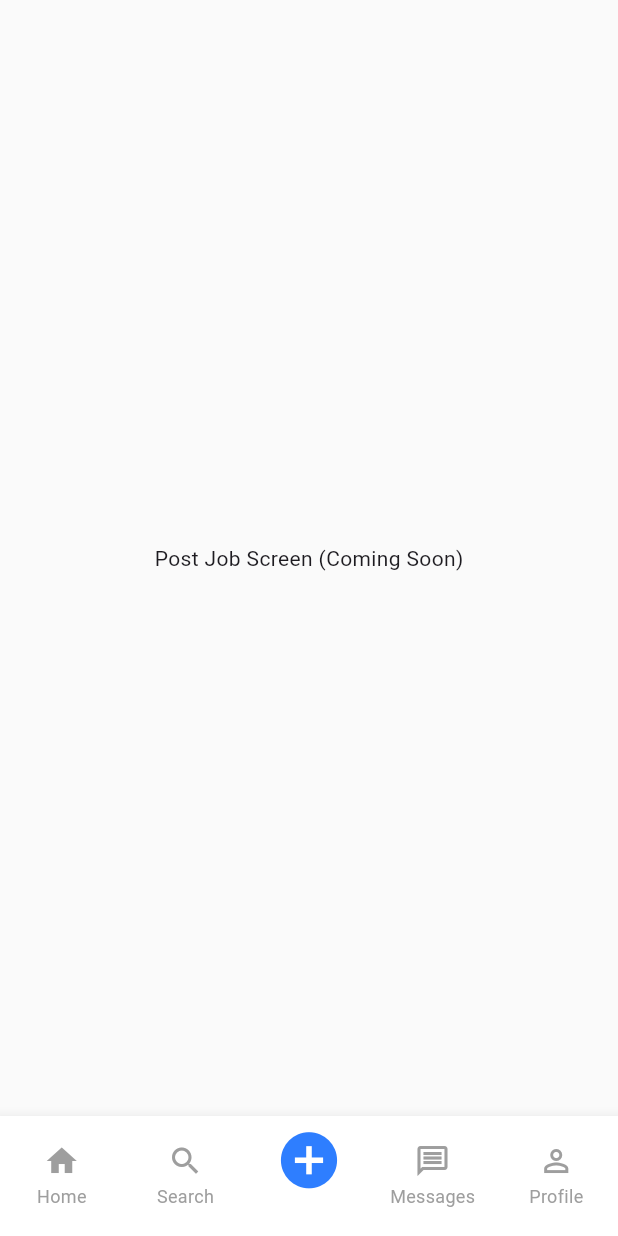
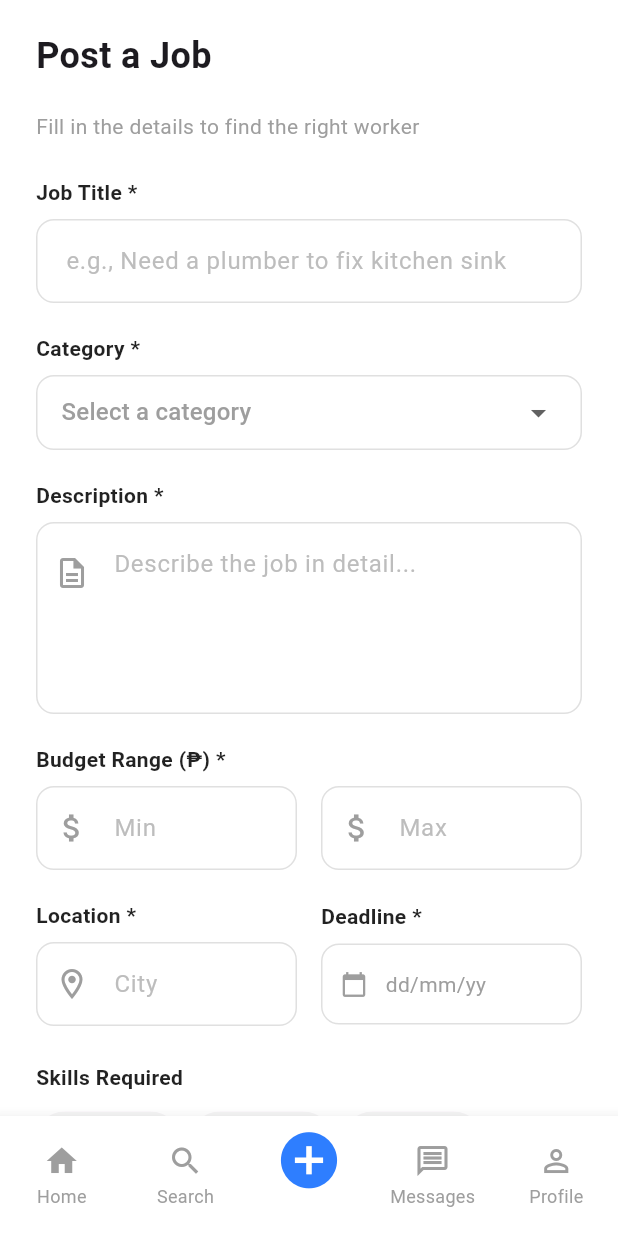
Before and after one commit to Nakauli/BuhayLink, a Flutter app: the DashboardPage screen opened directly, item 3 of the bottom bar chosen, on a phone screen of 412 x 824 dp. Run offline on Flutter 3.47's test engine with Material 3 defaults, Android fonts, the phone set to English and light mode, and no system bars; our stand-ins replace cloud_firestore, firebase_auth, firebase_core, image_picker; accounts and stored records are empty.

Commit message:
Feat: Add PostJobPage Form UI and Updated DashBoardPage

```diff
--- a/lib/features/home/presentation/pages/dashboard_page.dart
+++ b/lib/features/home/presentation/pages/dashboard_page.dart
@@ -1,3 +1,4 @@
+import 'package:buhay_link/features/home/presentation/post_job_page.dart';
 import 'package:flutter/material.dart';
 import 'search_page.dart';    // Ensure these files exist
 import 'messages_page.dart';  // form previous steps
@@ -120,14 +121,15 @@ class _DashboardPageState extends State<DashboardPage> {
 
   // --- CONTENT SWITCHER ---
   Widget _getBodyContent() {
-    switch (_bottomNavIndex) {
-      case 0: return _buildHomeContent();
-      case 1: return const SearchPage();   // Links to your Search Page
-      case 2: return const Center(child: Text("Post Job Screen (Coming Soon)"));
-      case 3: return const MessagesPage(); // Links to your Messages Page
-      case 4: return const ProfilePage();  // Links to your Profile Page
-      default: return _buildHomeContent();
-    }
+    // Inside _getBodyContent() method:
+switch (_bottomNavIndex) {
+  case 0: return _buildHomeContent();
+  case 1: return const SearchPage();
+  case 2: return const PostJobPage(); // <--- CHANGE THIS LINE
+  case 3: return const MessagesPage();
+  case 4: return const ProfilePage();
+  default: return _buildHomeContent();
+}
   }
 
   // --- HOME TAB CONTENT (Restored Full UI) ---
--- /dev/null
+++ b/lib/features/home/presentation/post_job_page.dart
@@ -0,0 +1,285 @@
+import 'package:flutter/material.dart';
+
+class PostJobPage extends StatefulWidget {
+  const PostJobPage({super.key});
+
+  @override
+  State<PostJobPage> createState() => _PostJobPageState();
+}
+
+class _PostJobPageState extends State<PostJobPage> {
+  // --- CONTROLLERS & STATE ---
+  final TextEditingController _titleController = TextEditingController();
+  final TextEditingController _descController = TextEditingController();
+  final TextEditingController _minBudgetController = TextEditingController();
+  final TextEditingController _maxBudgetController = TextEditingController();
+  final TextEditingController _locationController = TextEditingController();
+
+  String? _selectedCategory;
+  DateTime? _selectedDate;
+  bool _isUrgent = false;
+
+  // Skills Data
+  final List<String> _allSkills = [
+    "Carpentry", "Plumbing", "Electrical", "Painting", "Welding",
+    "Masonry", "Landscaping", "HVAC Maintenance", "Web Development", "Roofing"
+  ];
+  final List<String> _selectedSkills = [];
+
+  // Categories Dropdown
+  final List<String> _categories = ["Home Repair", "Technology", "Events", "Transport", "Cleaning"];
+
+  // --- DATE PICKER LOGIC ---
+  Future<void> _pickDate() async {
+    final DateTime? picked = await showDatePicker(
+      context: context,
+      initialDate: DateTime.now(),
+      firstDate: DateTime.now(),
+      lastDate: DateTime(2026),
+    );
+    if (picked != null && picked != _selectedDate) {
+      setState(() {
+        _selectedDate = picked;
+      });
+    }
+  }
+
+  // --- SUBMIT LOGIC (Mock) ---
+  void _submitJob() {
+    // Here you would send data to Firebase
+    ScaffoldMessenger.of(context).showSnackBar(
+      const SnackBar(content: Text("Posting Job... (Logic to be connected to Firebase)")),
+    );
+  }
+
+  @override
+  Widget build(BuildContext context) {
+    return Scaffold(
+      backgroundColor: Colors.white,
+      body: SafeArea(
+        child: Column(
+          children: [
+            // --- HEADER ---
+            Padding(
+              padding: const EdgeInsets.symmetric(horizontal: 24, vertical: 20),
+              child: Row(
+                children: [
+                  const Text("Post a Job", style: TextStyle(fontSize: 24, fontWeight: FontWeight.bold)),
+                ],
+              ),
+            ),
+
+            // --- SCROLLABLE FORM ---
+            Expanded(
+              child: SingleChildScrollView(
+                padding: const EdgeInsets.symmetric(horizontal: 24),
+                child: Column(
+                  crossAxisAlignment: CrossAxisAlignment.start,
+                  children: [
+                    const Text("Fill in the details to find the right worker", style: TextStyle(color: Colors.grey)),
+                    const SizedBox(height: 24),
+
+                    // 1. Job Title
+                    _buildLabel("Job Title *"),
+                    _buildTextField(_titleController, "e.g., Need a plumber to fix kitchen sink"),
+                    const SizedBox(height: 20),
+
+                    // 2. Category
+                    _buildLabel("Category *"),
+                    Container(
+                      padding: const EdgeInsets.symmetric(horizontal: 16),
+                      decoration: BoxDecoration(
+                        border: Border.all(color: Colors.grey.shade300),
+                        borderRadius: BorderRadius.circular(12),
+                      ),
+                      child: DropdownButtonHideUnderline(
+                        child: DropdownButton<String>(
+                          value: _selectedCategory,
+                          hint: const Text("Select a category", style: TextStyle(color: Colors.grey)),
+                          isExpanded: true,
+                          items: _categories.map((String value) {
+                            return DropdownMenuItem<String>(value: value, child: Text(value));
+                          }).toList(),
+                          onChanged: (newValue) => setState(() => _selectedCategory = newValue),
+                        ),
+                      ),
+                    ),
+                    const SizedBox(height: 20),
+
+                    // 3. Description
+                    _buildLabel("Description *"),
+                    TextField(
+                      controller: _descController,
+                      maxLines: 4,
+                      decoration: InputDecoration(
+                        hintText: "Describe the job in detail...",
+                        hintStyle: TextStyle(color: Colors.grey[400]),
+                        prefixIcon: const Padding(
+                          padding: EdgeInsets.only(bottom: 60), // Align icon to top
+                          child: Icon(Icons.description_outlined, color: Colors.grey),
+                        ),
+                        border: OutlineInputBorder(borderRadius: BorderRadius.circular(12), borderSide: BorderSide(color: Colors.grey.shade300)),
+                        enabledBorder: OutlineInputBorder(borderRadius: BorderRadius.circular(12), borderSide: BorderSide(color: Colors.grey.shade300)),
+                      ),
+                    ),
+                    const SizedBox(height: 20),
+
+                    // 4. Budget Range
+                    _buildLabel("Budget Range (₱) *"),
+                    Row(
+                      children: [
+                        Expanded(child: _buildTextField(_minBudgetController, "Min", icon: Icons.attach_money, isNumber: true)),
+                        const SizedBox(width: 16),
+                        Expanded(child: _buildTextField(_maxBudgetController, "Max", icon: Icons.attach_money, isNumber: true)),
+                      ],
+                    ),
+                    const SizedBox(height: 20),
+
+                    // 5. Location & Deadline
+                    Row(
+                      children: [
+                        Expanded(
+                          child: Column(
+                            crossAxisAlignment: CrossAxisAlignment.start,
+                            children: [
+                              _buildLabel("Location *"),
+                              _buildTextField(_locationController, "City", icon: Icons.location_on_outlined),
+                            ],
+                          ),
+                        ),
+                        const SizedBox(width: 16),
+                        Expanded(
+                          child: Column(
+                            crossAxisAlignment: CrossAxisAlignment.start,
+                            children: [
+                              _buildLabel("Deadline *"),
+                              GestureDetector(
+                                onTap: _pickDate,
+                                child: Container(
+                                  padding: const EdgeInsets.symmetric(horizontal: 12, vertical: 16),
+                                  decoration: BoxDecoration(
+                                    border: Border.all(color: Colors.grey.shade300),
+                                    borderRadius: BorderRadius.circular(12),
+                                  ),
+                                  child: Row(
+                                    children: [
+                                      const Icon(Icons.calendar_today, size: 18, color: Colors.grey),
+                                      const SizedBox(width: 12),
+                                      Text(
+                                        _selectedDate == null
+                                          ? "dd/mm/yy"
+                                          : "${_selectedDate!.day}/${_selectedDate!.month}/${_selectedDate!.year}",
+                                        style: TextStyle(color: _selectedDate == null ? Colors.grey : Colors.black),
+                                      ),
+                                    ],
+                                  ),
+                                ),
+                              ),
+                            ],
+                          ),
+                        ),
+                      ],
+                    ),
+                    const SizedBox(height: 24),
+
+                    // 6. Skills Required
+                    _buildLabel("Skills Required"),
+                    Wrap(
+                      spacing: 8,
+                      runSpacing: 8,
+                      children: _allSkills.map((skill) {
+                        final isSelected = _selectedSkills.contains(skill);
+                        return FilterChip(
+                          label: Text(skill),
+                          selected: isSelected,
+                          onSelected: (bool selected) {
+                            setState(() {
+                              if (selected) {
+                                _selectedSkills.add(skill);
+                              } else {
+                                _selectedSkills.remove(skill);
+                              }
+                            });
+                          },
+                          backgroundColor: Colors.grey[100],
+                          selectedColor: const Color(0xFFE3F2FD),
+                          labelStyle: TextStyle(
+                            color: isSelected ? const Color(0xFF2E7EFF) : Colors.grey[700],
+                            fontWeight: isSelected ? FontWeight.bold : FontWeight.normal,
+                          ),
+                          shape: RoundedRectangleBorder(
+                            borderRadius: BorderRadius.circular(20),
+                            side: BorderSide(color: isSelected ? const Color(0xFF2E7EFF) : Colors.transparent),
+                          ),
+                        );
+                      }).toList(),
+                    ),
+                    const SizedBox(height: 24),
+
+                    // 7. Mark as Urgent
+                    SwitchListTile(
+                      contentPadding: EdgeInsets.zero,
+                      activeColor: const Color(0xFF2E7EFF),
+                      title: const Text("Mark as Urgent", style: TextStyle(fontWeight: FontWeight.w600)),
+                      subtitle: const Text("Get faster responses", style: TextStyle(color: Colors.grey, fontSize: 12)),
+                      value: _isUrgent,
+                      onChanged: (val) => setState(() => _isUrgent = val),
+                    ),
+                    const SizedBox(height: 30),
+
+                    // 8. Submit Button
+                    SizedBox(
+                      width: double.infinity,
+                      height: 55,
+                      child: ElevatedButton(
+                        onPressed: _submitJob,
+                        style: ElevatedButton.styleFrom(
+                          backgroundColor: const Color(0xFF2E7EFF),
+                          shape: RoundedRectangleBorder(borderRadius: BorderRadius.circular(12)),
+                        ),
+                        child: Container( // Gradient workaround for button
+                          alignment: Alignment.center,
+                          decoration: BoxDecoration(
+                             borderRadius: BorderRadius.circular(12),
+                             gradient: const LinearGradient(colors: [Color(0xFF2E7EFF), Color(0xFF9542FF)]),
+                          ),
+                          child: const Text("Post Job", style: TextStyle(color: Colors.white, fontSize: 18, fontWeight: FontWeight.bold)),
+                        ),
+                      ),
+                    ),
+                    const SizedBox(height: 40),
+                  ],
+                ),
+              ),
+            ),
+          ],
+        ),
+      ),
+    );
+  }
+
+  // Helper for Labels
+  Widget _buildLabel(String text) {
+    return Padding(
+      padding: const EdgeInsets.only(bottom: 8),
+      child: Text(text, style: const TextStyle(fontWeight: FontWeight.w600, color: Colors.black87)),
+    );
+  }
+
+  // Helper for TextFields
+  Widget _buildTextField(TextEditingController controller, String hint, {IconData? icon, bool isNumber = false}) {
+    return TextField(
+      controller: controller,
+      keyboardType: isNumber ? TextInputType.number : TextInputType.text,
+      decoration: InputDecoration(
+        hintText: hint,
+        hintStyle: TextStyle(color: Colors.grey[400]),
+        prefixIcon: icon != null ? Icon(icon, color: Colors.grey) : null,
+        contentPadding: const EdgeInsets.symmetric(horizontal: 16, vertical: 16),
+        border: OutlineInputBorder(borderRadius: BorderRadius.circular(12), borderSide: BorderSide(color: Colors.grey.shade300)),
+        enabledBorder: OutlineInputBorder(borderRadius: BorderRadius.circular(12), borderSide: BorderSide(color: Colors.grey.shade300)),
+        focusedBorder: OutlineInputBorder(borderRadius: BorderRadius.circular(12), borderSide: const BorderSide(color: Color(0xFF2E7EFF))),
+      ),
+    );
+  }
+}
```
